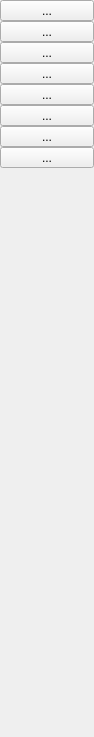
First picture: the form in ShrikeDxf/CreateEntityWidget.ui, repository whisper512/ShrikeDxf-V0.1, before the edit.
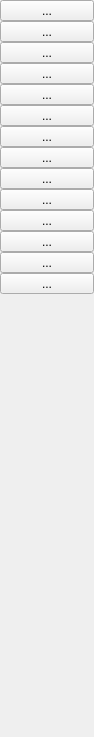
Second picture: the form after the edit.

Commit message: 添加新的按钮和图标

Patch:
```diff
--- a/ShrikeDxf/CreateEntityWidget.ui
+++ b/ShrikeDxf/CreateEntityWidget.ui
@@ -135,6 +135,84 @@
        </property>
       </widget>
      </item>
+     <item>
+      <widget class="QToolButton" name="toolButton_Ellipse">
+       <property name="sizePolicy">
+        <sizepolicy hsizetype="Preferred" vsizetype="Preferred">
+         <horstretch>0</horstretch>
+         <verstretch>0</verstretch>
+        </sizepolicy>
+       </property>
+       <property name="text">
+        <string>...</string>
+       </property>
+      </widget>
+     </item>
+     <item>
+      <widget class="QToolButton" name="toolButton_Rectangle">
+       <property name="sizePolicy">
+        <sizepolicy hsizetype="Preferred" vsizetype="Preferred">
+         <horstretch>0</horstretch>
+         <verstretch>0</verstretch>
+        </sizepolicy>
+       </property>
+       <property name="text">
+        <string>...</string>
+       </property>
+      </widget>
+     </item>
+     <item>
+      <widget class="QToolButton" name="toolButton_SplineFitPoint">
+       <property name="sizePolicy">
+        <sizepolicy hsizetype="Preferred" vsizetype="Preferred">
+         <horstretch>0</horstretch>
+         <verstretch>0</verstretch>
+        </sizepolicy>
+       </property>
+       <property name="text">
+        <string>...</string>
+       </property>
+      </widget>
+     </item>
+     <item>
+      <widget class="QToolButton" name="toolButton_SplineControlPoint">
+       <property name="sizePolicy">
+        <sizepolicy hsizetype="Preferred" vsizetype="Preferred">
+         <horstretch>0</horstretch>
+         <verstretch>0</verstretch>
+        </sizepolicy>
+       </property>
+       <property name="text">
+        <string>...</string>
+       </property>
+      </widget>
+     </item>
+     <item>
+      <widget class="QToolButton" name="toolButton_Text">
+       <property name="sizePolicy">
+        <sizepolicy hsizetype="Preferred" vsizetype="Preferred">
+         <horstretch>0</horstretch>
+         <verstretch>0</verstretch>
+        </sizepolicy>
+       </property>
+       <property name="text">
+        <string>...</string>
+       </property>
+      </widget>
+     </item>
+     <item>
+      <widget class="QToolButton" name="toolButton_Mtext">
+       <property name="sizePolicy">
+        <sizepolicy hsizetype="Preferred" vsizetype="Preferred">
+         <horstretch>0</horstretch>
+         <verstretch>0</verstretch>
+        </sizepolicy>
+       </property>
+       <property name="text">
+        <string>...</string>
+       </property>
+      </widget>
+     </item>
      <item>
       <spacer name="verticalSpacer">
        <property name="orientation">
```
The commit also changes 7 other files.
